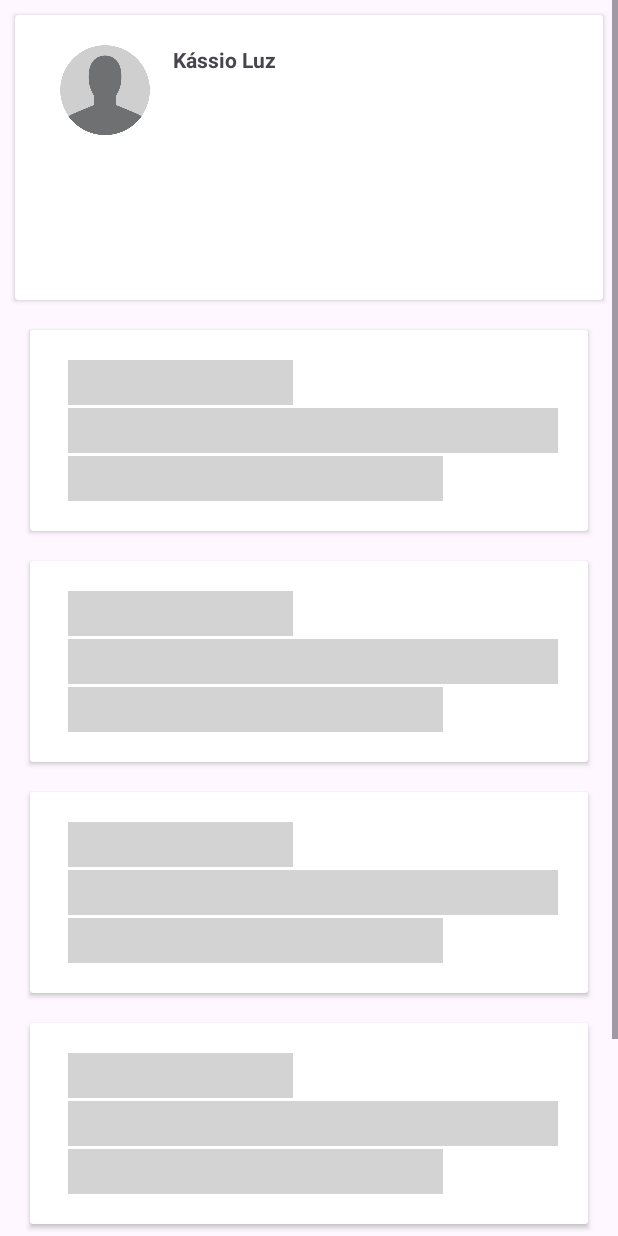
After one commit to KassioVieira/PostsApp, an Android app: the CommentsActivity screen opened directly, with no data from a screen before it, on a phone screen of 412 x 824 dp. The commit adds this screen. Run offline under Robolectric (Android 15) with nearby library versions, the phone set to English and light mode, and no system bars; our stand-ins replace Shimmer; network calls fail.

Commit message:
comments by post id integration

```diff
--- a/app/src/main/AndroidManifest.xml
+++ b/app/src/main/AndroidManifest.xml
@@ -14,7 +14,7 @@
         android:theme="@style/Theme.Posts"
         tools:targetApi="31">
         <activity
-            android:name=".UI.View.PostDetailActivity"
+            android:name=".UI.View.CommentsActivity"
             android:exported="false" />
         <activity
             android:name=".UI.View.PostsActivity"
--- a/app/src/main/java/com/example/posts/Data/Model/Post.kt
+++ b/app/src/main/java/com/example/posts/Data/Model/Post.kt
@@ -1,8 +1,10 @@
 package com.example.posts.Data.Model
+
+import java.io.Serializable
 
 data class Post(
    val userId: Int,
    val id: Int,
    val title: String,
    val body: String
-)
+): Serializable
--- /dev/null
+++ b/app/src/main/java/com/example/posts/Data/Repositories/CommentsRepository.kt
@@ -0,0 +1,16 @@
+package com.example.posts.Data.Repositories
+
+import com.example.posts.Data.Model.Comment
+import com.example.posts.Network.CommentsService
+import com.example.posts.Utils.Constants
+
+class CommentsRepository: BaseRepository(Constants.BASE_URL) {
+    private val commentsService: CommentsService = retrofit.create(CommentsService::class.java)
+    suspend fun getCommentsByPost(postId: Int): List<Comment>? {
+        val response = commentsService.getCommentsbyPost(postId)
+        if(response.isSuccessful) {
+            return response.body()
+        }
+        return null;
+    }
+}
--- a/app/src/main/java/com/example/posts/Extensions/Extensions.kt
+++ b/app/src/main/java/com/example/posts/Extensions/Extensions.kt
@@ -2,7 +2,12 @@ package com.example.posts.Extensions
 
 import androidx.appcompat.app.AppCompatActivity
 import androidx.lifecycle.ViewModelProvider
+import com.example.posts.UI.ViewModel.CommentsViewModel
 import com.example.posts.UI.ViewModel.PostsViewModel
 fun AppCompatActivity.obtainPostsViewModel(): PostsViewModel {
     return ViewModelProvider(this).get(PostsViewModel::class.java)
 }
+
+fun AppCompatActivity.obtainCommentsViewModel(): CommentsViewModel {
+    return ViewModelProvider(this).get(CommentsViewModel::class.java)
+}
--- /dev/null
+++ b/app/src/main/java/com/example/posts/Network/CommentsService.kt
@@ -0,0 +1,11 @@
+package com.example.posts.Network
+
+import com.example.posts.Data.Model.Comment
+import retrofit2.Response
+import retrofit2.http.GET
+import retrofit2.http.Query
+
+interface CommentsService {
+    @GET("/comments")
+    suspend fun getCommentsbyPost(@Query("postId") postId: Int): Response<List<Comment>>
+}
--- /dev/null
+++ b/app/src/main/java/com/example/posts/UI/View/CommentsActivity.kt
@@ -0,0 +1,70 @@
+package com.example.posts.UI.View
+
+import android.os.Bundle
+import android.os.Handler
+import android.view.View
+import android.widget.ScrollView
+import android.widget.TextView
+import androidx.appcompat.app.AppCompatActivity
+import androidx.recyclerview.widget.LinearLayoutManager
+import androidx.recyclerview.widget.RecyclerView
+import com.example.posts.Data.Model.Post
+import com.example.posts.Extensions.obtainCommentsViewModel
+import com.example.posts.R
+import com.example.posts.UI.Adapter.CommentsAdapter
+import com.example.posts.UI.ViewModel.CommentsViewModel
+import com.facebook.shimmer.ShimmerFrameLayout
+
+class CommentsActivity : AppCompatActivity() {
+
+    private lateinit var recyclerViewComments: RecyclerView
+    private lateinit var bodyPost: TextView
+    private lateinit var commentsViewModel: CommentsViewModel
+    private lateinit var adapter: CommentsAdapter
+    private lateinit var shimmerLayout: ShimmerFrameLayout
+    private lateinit var scrollView: ScrollView
+    override fun onCreate(savedInstanceState: Bundle?) {
+        super.onCreate(savedInstanceState)
+        setContentView(R.layout.activity_comments)
+
+        setupReferences()
+        setupRecyclerView()
+
+        val post = intent.getSerializableExtra("post") as? Post
+        if (post != null) {
+            bodyPost.text = post.body
+            commentsViewModel.getAllCommentsByPost(post.id)
+        }
+
+        listenCommentsChanges()
+
+    }
+
+    private fun setupRecyclerView() {
+
+        scrollView = findViewById(R.id.scrollView)
+        shimmerLayout = findViewById(R.id.skeleton_comments)
+        shimmerLayout.startShimmer()
+
+        adapter = CommentsAdapter(emptyList())
+        recyclerViewComments.adapter = adapter
+        recyclerViewComments.layoutManager = LinearLayoutManager(this)
+    }
+
+    private fun setupReferences() {
+        commentsViewModel = obtainCommentsViewModel()
+        bodyPost = findViewById(R.id.body_post)
+        recyclerViewComments = findViewById(R.id.recyclerViewComments)
+    }
+
+    private fun listenCommentsChanges() {
+        commentsViewModel.commentsLiveData.observe(this) { comments ->
+            adapter.updateCommentsList(comments)
+            Handler().postDelayed({
+                shimmerLayout.stopShimmer()
+                scrollView.visibility = View.GONE
+                recyclerViewComments.visibility = View.VISIBLE
+            }, 1000)
+        }
+    }
+}
--- /dev/null
+++ b/app/src/main/java/com/example/posts/UI/ViewModel/CommentsViewModel.kt
@@ -0,0 +1,24 @@
+package com.example.posts.UI.ViewModel
+
+import androidx.lifecycle.MutableLiveData
+import androidx.lifecycle.ViewModel
+import com.example.posts.Data.Model.Comment
+import com.example.posts.Data.Repositories.CommentsRepository
+import kotlinx.coroutines.Dispatchers
+import kotlinx.coroutines.GlobalScope
+import kotlinx.coroutines.launch
+
+class CommentsViewModel: ViewModel() {
+    private val commentsRepository = CommentsRepository()
+
+    val commentsLiveData: MutableLiveData<List<Comment>> = MutableLiveData()
+
+    fun getAllCommentsByPost(postId: Int) {
+        GlobalScope.launch(Dispatchers.Main){
+            val comments = commentsRepository.getCommentsByPost(postId);
+            comments?.let {
+               commentsLiveData.postValue(it)
+            }
+        }
+    }
+}
--- /dev/null
+++ b/app/src/main/res/layout/activity_comments.xml
@@ -0,0 +1,105 @@
+<?xml version="1.0" encoding="utf-8"?>
+<androidx.constraintlayout.widget.ConstraintLayout xmlns:android="http://schemas.android.com/apk/res/android"
+    xmlns:app="http://schemas.android.com/apk/res-auto"
+    xmlns:tools="http://schemas.android.com/tools"
+    android:layout_width="match_parent"
+    android:layout_height="match_parent"
+    tools:context=".UI.View.CommentsActivity">
+
+    <androidx.cardview.widget.CardView
+        android:id="@+id/card_post"
+        app:layout_constraintTop_toTopOf="parent"
+        android:layout_width="match_parent"
+        android:layout_height="wrap_content"
+        android:layout_margin="10dp"
+        >
+        <androidx.appcompat.widget.LinearLayoutCompat
+            android:layout_width="match_parent"
+            android:layout_height="match_parent"
+            android:padding="20dp"
+            android:orientation="horizontal"
+            >
+
+            <ImageView
+                android:id="@+id/user_image_post"
+                android:layout_width="80dp"
+                android:layout_height="60dp"
+                android:src="@drawable/empty"
+                />
+
+            <androidx.appcompat.widget.LinearLayoutCompat
+                android:id="@+id/wrap_tex"
+                android:layout_width="match_parent"
+                android:orientation="vertical"
+                android:layout_height="150dp">
+                <TextView
+                    android:id="@+id/username_comments"
+                    android:layout_width="match_parent"
+                    android:layout_height="wrap_content"
+                    android:text="Kássio Luz"
+                    android:layout_marginLeft="5dp"
+                    android:textStyle="bold"
+                    />
+
+                <TextView
+                    android:id="@+id/body_post"
+                    android:layout_width="match_parent"
+                    android:layout_height="wrap_content"
+                    android:layout_marginLeft="5dp"
+                    android:text=""
+                    />
+            </androidx.appcompat.widget.LinearLayoutCompat>
+
+        </androidx.appcompat.widget.LinearLayoutCompat>
+    </androidx.cardview.widget.CardView>
+
+    <androidx.recyclerview.widget.RecyclerView
+        android:id="@+id/recyclerViewComments"
+        android:layout_width="match_parent"
+        android:layout_height="0dp"
+        app:layout_constraintBottom_toBottomOf="parent"
+        app:layout_constraintTop_toBottomOf="@+id/card_post"
+        android:visibility="gone"
+        />
+
+    <ScrollView
+        android:id="@+id/scrollView"
+        android:layout_width="match_parent"
+        android:layout_height="match_parent"
+        app:layout_constraintTop_toBottomOf="@+id/card_post"
+        android:contentDescription="@string/list_of_posts"
+        >
+        <com.facebook.shimmer.ShimmerFrameLayout
+            android:id="@+id/skeleton_comments"
+            android:layout_marginTop="210dp"
+            app:shimmer_auto_start="true"
+            app:layout_constraintTop_toTopOf="parent"
+            app:layout_constraintTop_toBottomOf="@+id/title_screen"
+            app:shimmer_duration="5500"
+            android:layout_width="match_parent"
+            android:layout_height="wrap_content"
+            android:animateLayoutChanges="true"
+            android:animationCache="true"
+            app:shimmer_repeat_mode="restart"
+            app:shimmer_shape="radial"
+            >
+
+            <androidx.appcompat.widget.LinearLayoutCompat
+                android:layout_width="match_parent"
+                android:layout_height="match_parent"
+                android:orientation="vertical">
+
+                <include layout="@layout/skeleton_comments" />
+
+                <include layout="@layout/skeleton_comments" />
+
+                <include layout="@layout/skeleton_comments" />
+
+                <include layout="@layout/skeleton_comments" />
+
+                <include layout="@layout/skeleton_comments" />
+            </androidx.appcompat.widget.LinearLayoutCompat>
+        </com.facebook.shimmer.ShimmerFrameLayout>
+    </ScrollView>
+
+</androidx.constraintlayout.widget.ConstraintLayout>
--- /dev/null
+++ b/app/src/main/res/layout/skeleton_comments.xml
@@ -0,0 +1,42 @@
+<?xml version="1.0" encoding="utf-8"?>
+<androidx.cardview.widget.CardView
+    xmlns:android="http://schemas.android.com/apk/res/android"
+    android:layout_width="match_parent"
+    android:layout_height="wrap_content"
+    android:layout_marginHorizontal="20dp"
+    android:layout_marginVertical="10dp"
+    >
+    <androidx.appcompat.widget.LinearLayoutCompat
+        android:layout_width="match_parent"
+        android:layout_height="match_parent"
+        android:padding="20dp"
+        android:orientation="vertical"
+        >
+
+        <View
+            android:id="@+id/comment_title"
+            android:layout_width="150dp"
+            android:layout_height="30dp"
+            android:text=""
+            android:layout_marginLeft="5dp"
+            android:background="@color/colorSkeleton"
+            />
+
+        <View
+            android:id="@+id/comment_body"
+            android:layout_width="match_parent"
+            android:layout_height="30dp"
+            android:layout_marginLeft="5dp"
+            android:layout_marginTop="2dp"
+            android:background="@color/colorSkeleton"
+            />
+        <View
+            android:id="@+id/comment_body_2"
+            android:layout_width="250dp"
+            android:layout_height="30dp"
+            android:layout_marginLeft="5dp"
+            android:layout_marginTop="2dp"
+            android:background="@color/colorSkeleton"
+            />
+    </androidx.appcompat.widget.LinearLayoutCompat>
+</androidx.cardview.widget.CardView>
```
Also changed, not shown: app/src/main/java/com/example/posts/Data/Model/Comment.kt (added, +9 -0 lines), app/src/main/java/com/example/posts/UI/Adapter/CommentsAdapter.kt (added, +30 -0 lines), app/src/main/java/com/example/posts/UI/Adapter/PostsAdapter.kt (+9 -1 lines), app/src/main/java/com/example/posts/UI/View/PostDetailActivity.kt (deleted, +0 -12 lines), app/src/main/java/com/example/posts/UI/View/PostsActivity.kt (+11 -2 lines), app/src/main/java/com/example/posts/UI/ViewHolders/CommentsViewHolder.kt (added, +19 -0 lines), app/src/main/res/layout/activity_post_detail.xml (deleted, +0 -9 lines), app/src/main/res/layout/comment_item.xml (added, +33 -0 lines).
